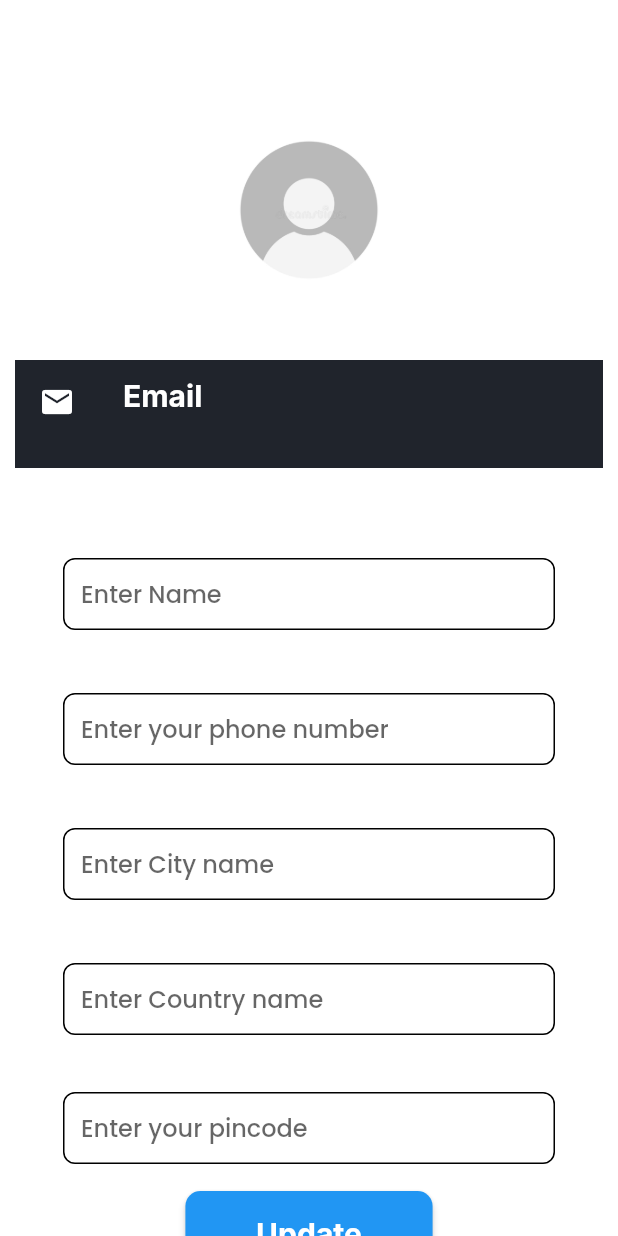
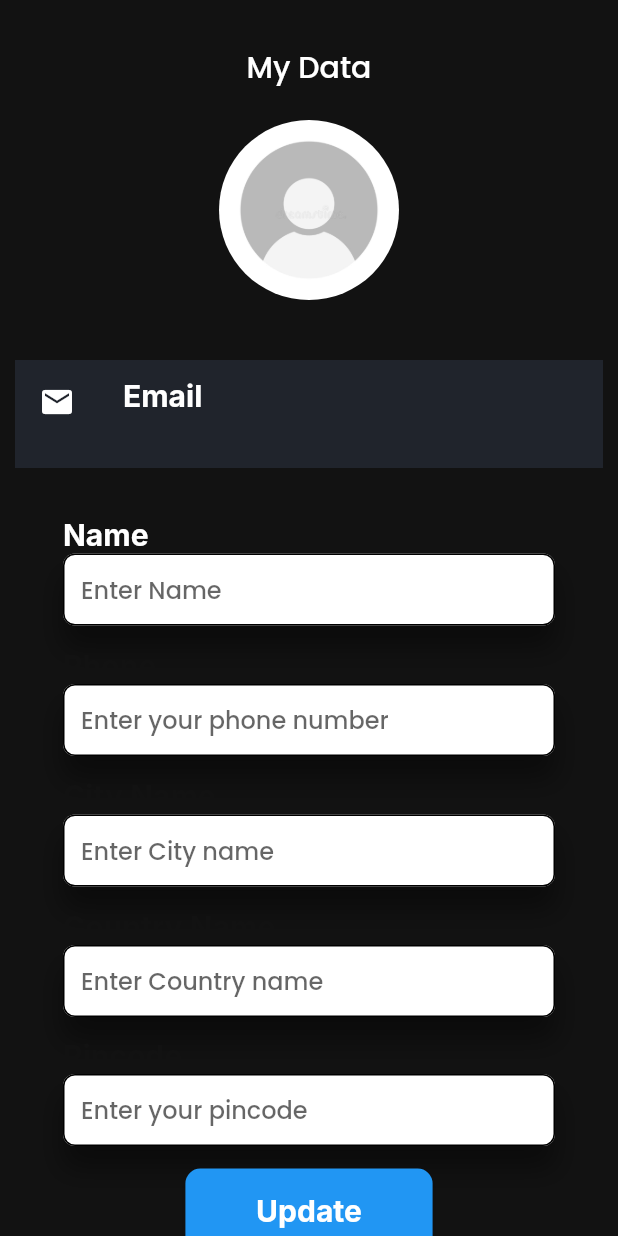
Before and after one commit to theshubh007/roamify, a Flutter app: the User_Data_page screen opened by its route, on a phone screen of 412 x 824 dp. Run offline on Flutter 3.47's test engine with Material 2 defaults, Android fonts, the light colour scheme and no system bars; drawn by our look-alikes of nb_utils; our stand-ins replace dio, easy_stepper, flutter_image_compress, get, lottie and 1 more; missing offline and left inert: dart:ffi, multiple_images_picker; accounts and stored records are empty; Roboto replaces fonts that are missing (Inter); statements that could not run were skipped.

Commit message:
user_Data_page

```diff
--- a/lib/User_Files/Profile_Files/User_data_page.dart
+++ b/lib/User_Files/Profile_Files/User_data_page.dart
@@ -16,7 +16,7 @@
     double wt = Get.width;
     return SafeArea(
         child: Scaffold(
-      backgroundColor: ColorConstant.whiteA700,
+      backgroundColor: ColorConstant.black,
       body: SingleChildScrollView(
         child: Padding(
           padding: const EdgeInsets.all(10.0),
@@ -87,7 +87,7 @@
                             mainAxisAlignment: MainAxisAlignment.start,
                             crossAxisAlignment: CrossAxisAlignment.start,
                             children: [
-                              18.height,
+                              15.height,
                               Text("Name",
                                   style: TextStyle(
                                     fontFamily: 'Inter',
@@ -95,26 +95,50 @@
                                     color: ColorConstant.whiteA700,
                                     fontWeight: FontWeight.bold,
                                   )),
-                              AppTextField(
+                              Container(
+                                decoration: BoxDecoration(
+                                  boxShadow: [
+                                    BoxShadow(
+                                      color: Colors.black.withOpacity(0.4),
+                                      spreadRadius: 0,
+                                      blurRadius: 15,
+                                      offset: const Offset(
+                                          0, 15), // changes position of shadow
+                                    ),
+                                  ],
+                                ),
+                                child: AppTextField(
                                     controller: controller.nameController,
                                     focus: controller.nameFocus,
                                     nextFocus: controller.phoneFocus,
                                     textStyle: primaryTextStyle(),
                                     textFieldType: TextFieldType.NAME,
                                     decoration: inputDecoration(
-
                                         context: context,
                                         labelText: "Name",
                                         hintText: "Enter Name")),
-                              18.height,
+                              ),
+                              15.height,
                               Text("Phone",
                                   style: TextStyle(
                                     fontFamily: 'Inter',
-                                    color: ColorConstant.whiteA700,
+                                    color: ColorConstant.black,
                                     fontSize: 20,
                                     fontWeight: FontWeight.bold,
                                   )),
-                              AppTextField(
+                              Container(
+                                decoration: BoxDecoration(
+                                  boxShadow: [
+                                    BoxShadow(
+                                      color: Colors.black.withOpacity(0.4),
+                                      spreadRadius: 0,
+                                      blurRadius: 15,
+                                      offset: const Offset(
+                                          0, 15), // changes position of shadow
+                                    ),
+                                  ],
+                                ),
+                                child: AppTextField(
                                   controller: controller.phoneController,
                                   focus: controller.phoneFocus,
                                   nextFocus: controller.cityFocus,
@@ -134,15 +158,28 @@
                                     return null;
                                   },
                                 ),
-                              18.height,
+                              ),
+                              15.height,
                               Text("City Name",
                                   style: TextStyle(
                                     fontFamily: 'Inter',
                                     fontSize: 20,
-                                    color: ColorConstant.whiteA700,
+                                    color: ColorConstant.black,
                                     fontWeight: FontWeight.bold,
                                   )),
-                              AppTextField(
+                              Container(
+                                decoration: BoxDecoration(
+                                  boxShadow: [
+                                    BoxShadow(
+                                      color: Colors.black.withOpacity(0.4),
+                                      spreadRadius: 0,
+                                      blurRadius: 15,
+                                      offset: const Offset(
+                                          0, 15), // changes position of shadow
+                                    ),
+                                  ],
+                                ),
+                                child: AppTextField(
                                   controller: controller.cityController,
                                   focus: controller.cityFocus,
                                   nextFocus: controller.countryFocus,
@@ -153,15 +190,28 @@
                                       labelText: "City name name",
                                       hintText: "Enter City name"),
                                 ),
-                              18.height,
+                              ),
+                              15.height,
                               Text("Country Name",
                                   style: TextStyle(
                                     fontFamily: 'Inter',
                                     fontSize: 20,
-                                    color: ColorConstant.whiteA700,
+                                    color: ColorConstant.black,
                                     fontWeight: FontWeight.bold,
                                   )),
-                              AppTextField(
+                              Container(
+                                decoration: BoxDecoration(
+                                  boxShadow: [
+                                    BoxShadow(
+                                      color: Colors.black.withOpacity(0.4),
+                                      spreadRadius: 0,
+                                      blurRadius: 15,
+                                      offset: const Offset(
+                                          0, 15), // changes position of shadow
+                                    ),
+                                  ],
+                                ),
+                                child: AppTextField(
                                   controller: controller.countryController,
                                   focus: controller.countryFocus,
                                   nextFocus: controller.pinFocus,
@@ -172,15 +222,28 @@
                                       labelText: "Country name",
                                       hintText: "Enter Country name"),
                                 ),
+                              ),
                               14.height,
                               Text("Pincode",
                                   style: TextStyle(
                                     fontFamily: 'Inter',
                                     fontSize: 20,
-                                    color: ColorConstant.whiteA700,
+                                    color: ColorConstant.black,
                                     fontWeight: FontWeight.bold,
                                   )),
-                              AppTextField(
+                              Container(
+                                decoration: BoxDecoration(
+                                  boxShadow: [
+                                    BoxShadow(
+                                      color: Colors.black.withOpacity(0.4),
+                                      spreadRadius: 0,
+                                      blurRadius: 15,
+                                      offset: const Offset(
+                                          0, 15), // changes position of shadow
+                                    ),
+                                  ],
+                                ),
+                                child: AppTextField(
                                   controller: controller.pincodeController,
                                   focus: controller.pinFocus,
                                   textStyle: primaryTextStyle(),
@@ -191,7 +254,8 @@
                                       labelText: "Enter your pincode",
                                       hintText: "Enter your pincode"),
                                 ),
-                              18.height,
+                              ),
+                              15.height,
                               Center(
                                 child: CustomElevatedButton(
                                   height: ht * 0.07,
```
Lines whose indentation alone changed are shown as unchanged.
